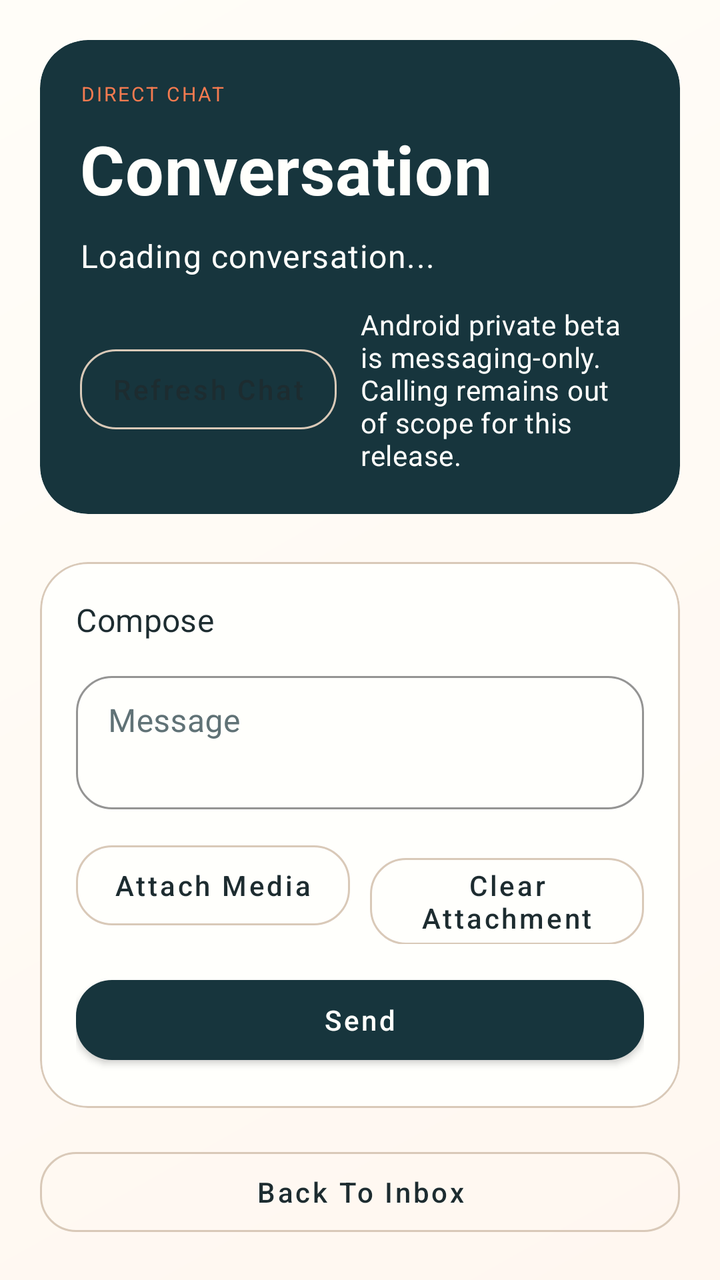
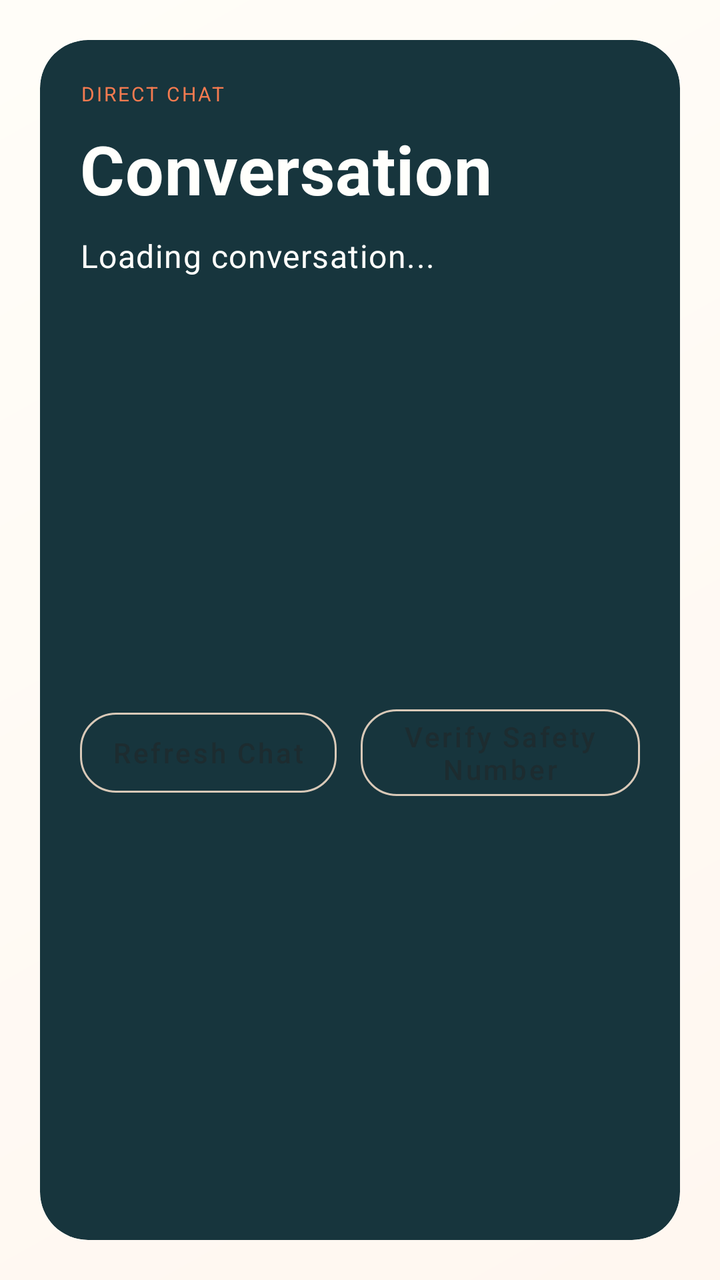

The first picture is an Android layout as it rendered before a commit; the second is the same layout after the commit. The layout source and the unified diff follow.
<!-- AndroidManifest.xml: application theme Theme.PQMsg -->
<!-- res/layout/activity_chat.xml -->
<?xml version="1.0" encoding="utf-8"?>
<LinearLayout xmlns:android="http://schemas.android.com/apk/res/android"
    xmlns:app="http://schemas.android.com/apk/res-auto"
    android:layout_width="match_parent"
    android:layout_height="match_parent"
    android:background="@drawable/bg_screen"
    android:orientation="vertical"
    android:padding="20dp">

    <com.google.android.material.card.MaterialCardView
        android:layout_width="match_parent"
        android:layout_height="wrap_content"
        app:cardBackgroundColor="@color/pq_hero"
        app:strokeWidth="0dp">

        <LinearLayout
            android:layout_width="match_parent"
            android:layout_height="wrap_content"
            android:orientation="vertical"
            android:padding="20dp">

            <TextView
                android:layout_width="wrap_content"
                android:layout_height="wrap_content"
                android:text="Direct chat"
                android:textAppearance="@style/TextAppearance.PQMsg.Eyebrow"
                android:textColor="@color/pq_hero_accent" />

            <TextView
                android:layout_width="match_parent"
                android:layout_height="wrap_content"
                android:layout_marginTop="8dp"
                android:text="@string/chat_title"
                android:textAppearance="@style/TextAppearance.MaterialComponents.Headline4"
                android:textColor="@color/pq_surface"
                android:textStyle="bold" />

            <TextView
                android:id="@+id/textChatMeta"
                android:layout_width="match_parent"
                android:layout_height="wrap_content"
                android:layout_marginTop="10dp"
                android:text="@string/chat_meta_default"
                android:textAppearance="@style/TextAppearance.MaterialComponents.Body1"
                android:textColor="@color/pq_surface" />

            <LinearLayout
                android:layout_width="match_parent"
                android:layout_height="wrap_content"
                android:layout_marginTop="14dp"
                android:gravity="center_vertical"
                android:orientation="horizontal">

                <com.google.android.material.button.MaterialButton
                    android:id="@+id/buttonSyncThread"
                    style="@style/Widget.PQMsg.Button.Secondary"
                    android:layout_width="wrap_content"
                    android:layout_height="wrap_content"
                    android:text="@string/button_sync_thread" />

                <TextView
                    android:id="@+id/textChatBetaScope"
                    android:layout_width="0dp"
                    android:layout_height="wrap_content"
                    android:layout_marginStart="12dp"
                    android:layout_weight="1"
                    android:text="@string/chat_beta_scope_notice"
                    android:textAppearance="@style/TextAppearance.PQMsg.BodyMuted"
                    android:textColor="@color/pq_surface" />
            </LinearLayout>
        </LinearLayout>
    </com.google.android.material.card.MaterialCardView>

    <TextView
        android:id="@+id/textErrorSummaryChat"
        android:layout_width="match_parent"
        android:layout_height="wrap_content"
        android:layout_marginTop="12dp"
        android:textColor="@color/pq_error"
        android:visibility="gone" />

    <com.google.android.material.button.MaterialButton
        android:id="@+id/buttonToggleErrorDetailsChat"
        style="@style/Widget.PQMsg.Button.Secondary"
        android:layout_width="match_parent"
        android:layout_height="wrap_content"
        android:layout_marginTop="8dp"
        android:text="@string/button_show_error_details"
        android:visibility="gone" />

    <TextView
        android:id="@+id/textErrorDetailsChat"
        android:layout_width="match_parent"
        android:layout_height="wrap_content"
        android:layout_marginTop="8dp"
        android:background="@drawable/bg_detail_panel"
        android:padding="12dp"
        android:textAppearance="@style/TextAppearance.PQMsg.Mono"
        android:textIsSelectable="true"
        android:visibility="gone" />

    <com.google.android.material.card.MaterialCardView
        android:layout_width="match_parent"
        android:layout_height="0dp"
        android:layout_marginTop="12dp"
        android:layout_weight="1">

        <LinearLayout
            android:layout_width="match_parent"
            android:layout_height="match_parent"
            android:orientation="vertical"
            android:padding="18dp">

            <TextView
                android:layout_width="match_parent"
                android:layout_height="wrap_content"
                android:text="Messages"
                android:textAppearance="@style/TextAppearance.PQMsg.SectionTitle" />

            <androidx.core.widget.NestedScrollView
                android:id="@+id/scrollChatLog"
                android:layout_width="match_parent"
                android:layout_height="0dp"
                android:layout_marginTop="12dp"
                android:layout_weight="1"
                android:background="@drawable/bg_log_surface"
                android:fillViewport="true">

                <TextView
                    android:id="@+id/textChatLog"
                    android:layout_width="match_parent"
                    android:layout_height="wrap_content"
                    android:padding="14dp"
                    android:text="@string/chat_log_empty"
                    android:textAppearance="@style/TextAppearance.PQMsg.Mono"
                    android:textIsSelectable="true" />
            </androidx.core.widget.NestedScrollView>
        </LinearLayout>
    </com.google.android.material.card.MaterialCardView>

    <com.google.android.material.card.MaterialCardView
        android:layout_width="match_parent"
        android:layout_height="wrap_content"
        android:layout_marginTop="12dp">

        <LinearLayout
            android:layout_width="match_parent"
            android:layout_height="wrap_content"
            android:orientation="vertical"
            android:padding="18dp">

            <TextView
                android:layout_width="match_parent"
                android:layout_height="wrap_content"
                android:text="@string/chat_compose_title"
                android:textAppearance="@style/TextAppearance.PQMsg.SectionTitle" />

            <com.google.android.material.card.MaterialCardView
                android:id="@+id/cardAttachmentPreview"
                android:layout_width="match_parent"
                android:layout_height="wrap_content"
                android:layout_marginTop="12dp"
                android:visibility="gone"
                app:cardBackgroundColor="@color/pq_surface"
                app:strokeColor="@color/pq_line"
                app:strokeWidth="1dp">

                <LinearLayout
                    android:layout_width="match_parent"
                    android:layout_height="wrap_content"
                    android:orientation="vertical"
                    android:padding="14dp">

                    <TextView
                        android:id="@+id/textAttachmentPreviewTitle"
                        android:layout_width="match_parent"
                        android:layout_height="wrap_content"
                        android:text="@string/chat_attachment_ready_title"
                        android:textAppearance="@style/TextAppearance.PQMsg.SectionTitle" />

                    <TextView
                        android:id="@+id/textAttachmentPreviewMeta"
                        android:layout_width="match_parent"
                        android:layout_height="wrap_content"
                        android:layout_marginTop="6dp"
                        android:textAppearance="@style/TextAppearance.PQMsg.BodyMuted" />
                </LinearLayout>
            </com.google.android.material.card.MaterialCardView>

            <com.google.android.material.textfield.TextInputLayout
                style="@style/Widget.PQMsg.TextInputLayout"
                android:layout_width="match_parent"
                android:layout_height="wrap_content"
                android:layout_marginTop="12dp"
                android:hint="@string/hint_message">

                <com.google.android.material.textfield.TextInputEditText
                    android:id="@+id/editMessage"
                    android:layout_width="match_parent"
                    android:layout_height="wrap_content"
                    android:gravity="top|start"
                    android:inputType="textMultiLine"
                    android:maxLines="5"
                    android:minLines="2" />
            </com.google.android.material.textfield.TextInputLayout>

            <LinearLayout
                android:layout_width="match_parent"
                android:layout_height="wrap_content"
                android:layout_marginTop="12dp"
                android:orientation="horizontal">

                <com.google.android.material.button.MaterialButton
                    android:id="@+id/buttonAttachMedia"
                    style="@style/Widget.PQMsg.Button.Secondary"
                    android:layout_width="0dp"
                    android:layout_height="wrap_content"
                    android:layout_weight="1"
                    android:text="@string/button_attach_media" />

                <com.google.android.material.button.MaterialButton
                    android:id="@+id/buttonClearAttachment"
                    style="@style/Widget.PQMsg.Button.Secondary"
                    android:layout_width="0dp"
                    android:layout_height="wrap_content"
                    android:layout_marginStart="10dp"
                    android:layout_weight="1"
                    android:text="@string/button_clear_attachment" />
            </LinearLayout>

            <com.google.android.material.button.MaterialButton
                android:id="@+id/buttonSend"
                style="@style/Widget.PQMsg.Button.Primary"
                android:layout_width="match_parent"
                android:layout_height="wrap_content"
                android:layout_marginTop="12dp"
                android:text="@string/button_send" />
        </LinearLayout>
    </com.google.android.material.card.MaterialCardView>

    <com.google.android.material.button.MaterialButton
        android:id="@+id/buttonBackSetup"
        style="@style/Widget.PQMsg.Button.Secondary"
        android:layout_width="match_parent"
        android:layout_height="wrap_content"
        android:layout_marginTop="16dp"
        android:text="@string/button_back_conversations" />
</LinearLayout>
<!-- resources referenced by this layout -->
<resources>
  <color name="pq_error">#9C2F2F</color>
  <color name="pq_hero">#17353D</color>
  <color name="pq_hero_accent">#F67B50</color>
  <color name="pq_line">#D9C9B8</color>
  <color name="pq_surface">#FFFFFC</color>
  <!-- drawable bg_log_surface (drawable) -->
  <?xml version="1.0" encoding="utf-8"?>
  <shape xmlns:android="http://schemas.android.com/apk/res/android" android:shape="rectangle">
      <solid android:color="@color/pq_log_surface" />
      <corners android:radius="22dp" />
      <stroke
          android:width="1dp"
          android:color="@color/pq_line" />
  </shape>
  <!-- drawable bg_screen (drawable) -->
  <?xml version="1.0" encoding="utf-8"?>
  <shape xmlns:android="http://schemas.android.com/apk/res/android" android:shape="rectangle">
      <gradient
          android:angle="315"
          android:endColor="@color/pq_background"
          android:startColor="#FFFDF8" />
  </shape>
  <string name="button_attach_media">Attach Media</string>
  <string name="button_back_conversations">Back To Inbox</string>
  <string name="button_clear_attachment">Clear Attachment</string>
  <string name="button_send">Send</string>
  <string name="button_show_error_details">Show technical details</string>
  <string name="button_sync_thread">Refresh Chat</string>
  <string name="chat_attachment_ready_title">Ready to send</string>
  <string name="chat_beta_scope_notice">Android private beta is messaging-only. Calling remains out of scope for this release.</string>
  <string name="chat_compose_title">Compose</string>
  <string name="chat_log_empty">Messages will appear here after you start the conversation.</string>
  <string name="chat_meta_default">Loading conversation...</string>
  <string name="chat_title">Conversation</string>
  <string name="hint_message">Message</string>
  <style name="TextAppearance.PQMsg.BodyMuted" parent="TextAppearance.MaterialComponents.Body2">
          <item name="android:textColor">@color/pq_ink_muted</item>
      </style>
  <style name="TextAppearance.PQMsg.Eyebrow" parent="TextAppearance.MaterialComponents.Overline">
          <item name="android:textAllCaps">true</item>
          <item name="android:fontFamily">sans-serif-medium</item>
          <item name="android:letterSpacing">0.1</item>
      </style>
  <style name="TextAppearance.PQMsg.Mono" parent="TextAppearance.MaterialComponents.Body2">
          <item name="android:fontFamily">monospace</item>
          <item name="android:textColor">@color/pq_ink</item>
      </style>
  <style name="TextAppearance.PQMsg.SectionTitle" parent="TextAppearance.MaterialComponents.Subtitle1">
          <item name="android:fontFamily">sans-serif-medium</item>
          <item name="android:textColor">@color/pq_ink</item>
      </style>
  <color name="pq_surface_alt">#F3E8D9</color>
  <color name="pq_log_surface">#F5EFE4</color>
  <color name="pq_background">#FFF7F0</color>
  <color name="pq_ink_muted">#607276</color>
  <color name="pq_ink">#1D2C30</color>
  <style name="Widget.PQMsg.Card" parent="Widget.MaterialComponents.CardView">
          <item name="cardCornerRadius">24dp</item>
          <item name="cardElevation">0dp</item>
          <item name="strokeColor">@color/pq_line</item>
          <item name="strokeWidth">1dp</item>
          <item name="cardBackgroundColor">@color/pq_surface</item>
      </style>
  <style name="ShapeAppearance.PQMsg.Small" parent="ShapeAppearance.MaterialComponents.SmallComponent">
          <item name="cornerFamily">rounded</item>
          <item name="cornerSize">14dp</item>
      </style>
  <style name="ShapeAppearance.PQMsg.Medium" parent="ShapeAppearance.MaterialComponents.MediumComponent">
          <item name="cornerFamily">rounded</item>
          <item name="cornerSize">24dp</item>
      </style>
  <!-- unchanged entries left out for length: 5 -->
</resources>

<!-- the commit's change to res/layout/activity_chat.xml (unified diff, before → after) -->
@@ -58,6 +58,14 @@
                     android:layout_height="wrap_content"
                     android:text="@string/button_sync_thread" />
 
+                <com.google.android.material.button.MaterialButton
+                    android:id="@+id/buttonVerifySafetyNumber"
+                    style="@style/Widget.PQMsg.Button.Secondary"
+                    android:layout_width="wrap_content"
+                    android:layout_height="wrap_content"
+                    android:layout_marginStart="12dp"
+                    android:text="@string/button_verify_safety_number" />
+
                 <TextView
                     android:id="@+id/textChatBetaScope"
                     android:layout_width="0dp"
<!-- resource entries referenced after the edit -->
@@ -28,6 +28,7 @@
   <string name="button_send">Send</string>
   <string name="button_show_error_details">Show technical details</string>
   <string name="button_sync_thread">Refresh Chat</string>
+  <string name="button_verify_safety_number">Verify Safety Number</string>
   <string name="chat_attachment_ready_title">Ready to send</string>
   <string name="chat_beta_scope_notice">Android private beta is messaging-only. Calling remains out of scope for this release.</string>
   <string name="chat_compose_title">Compose</string>
